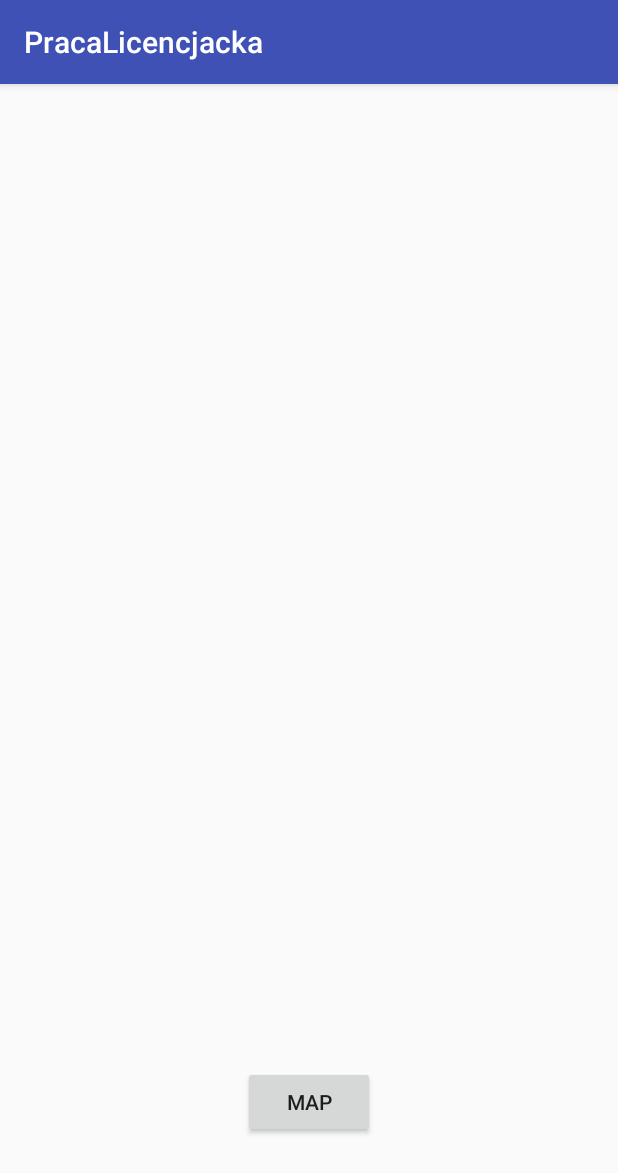
After one commit to misiom94/PracaLicencjacka, an Android app: the MarkerActivity screen opened directly, with no data from a screen before it, on a phone screen of 412 x 824 dp. The commit adds this screen. Shown: the top 1173 px of the screen. Run offline under Robolectric (Android 15) with nearby library versions, the phone set to English and light mode, and no system bars.

Commit message:
map+marker

```diff
--- a/PracaLicencjacka/app/build.gradle
+++ b/PracaLicencjacka/app/build.gradle
@@ -24,11 +24,11 @@ dependencies {
     androidTestCompile('com.android.support.test.espresso:espresso-core:2.2.2', {
         exclude group: 'com.android.support', module: 'support-annotations'
     })
+
     compile 'com.android.support:appcompat-v7:25.2.0'
     compile 'com.android.support.constraint:constraint-layout:1.0.2'
     compile 'com.google.android.gms:play-services-maps:10.2.0'
     compile 'com.google.android.gms:play-services-places:10.2.0'
     compile 'com.google.android.gms:play-services-location:10.2.0'
-
     testCompile 'junit:junit:4.12'
 }
--- a/PracaLicencjacka/app/src/debug/res/values/google_maps_api.xml
+++ b/PracaLicencjacka/app/src/debug/res/values/google_maps_api.xml
@@ -21,5 +21,5 @@
     Once you have your key (it starts with "AIza"), replace the "google_maps_key"
     string in this file.
     -->
-    <string name="google_maps_key" templateMergeStrategy="preserve" translatable="false">AIzaSyClm-UyWdNRb2IVyfccpM233yY5cVY0DCU</string>
+    <string name="google_maps_key" templateMergeStrategy="preserve" translatable="false">AIzaSyAjXKgcWodTEI2b4JNWkV_dM90ClkFENls</string>
 </resources>
--- a/PracaLicencjacka/app/src/main/AndroidManifest.xml
+++ b/PracaLicencjacka/app/src/main/AndroidManifest.xml
@@ -9,6 +9,7 @@
     -->
     <uses-permission android:name="android.permission.ACCESS_COARSE_LOCATION" />
     <uses-permission android:name="android.permission.ACCESS_FINE_LOCATION" />
+
     <uses-feature android:name="android.hardware.location.gps" />
 
     <uses-permission android:name="android.permission.INTERNET" />
@@ -37,11 +38,12 @@
         -->
         <meta-data
             android:name="com.google.android.geo.API_KEY"
-            android:value="AIzaSyClm-UyWdNRb2IVyfccpM233yY5cVY0DCU " />
+            android:value="AIzaSyAjXKgcWodTEI2b4JNWkV_dM90ClkFENls" />
 
         <activity
             android:name=".MapsActivity"
-            android:label="@string/title_activity_maps"></activity>
+            android:label="@string/title_activity_maps" />
+        <activity android:name=".MarkerActivity"></activity>
     </application>
 
 </manifest>
--- /dev/null
+++ b/PracaLicencjacka/app/src/main/java/com/example/michalmikla/pracalicencjacka/MarkerActivity.java
@@ -0,0 +1,23 @@
+package com.example.michalmikla.pracalicencjacka;
+
+import android.content.Intent;
+import android.support.v7.app.AppCompatActivity;
+import android.os.Bundle;
+import android.view.View;
+
+public class MarkerActivity extends AppCompatActivity {
+
+    @Override
+    protected void onCreate(Bundle savedInstanceState) {
+        super.onCreate(savedInstanceState);
+        setContentView(R.layout.activity_marker);
+
+    }
+
+    public void backToMap(View view){
+        Intent intent = new Intent(this, MapsActivity.class);
+        startActivity(intent);
+        finish();
+    }
+
+}
--- /dev/null
+++ b/PracaLicencjacka/app/src/main/res/layout/activity_marker.xml
@@ -0,0 +1,22 @@
+<?xml version="1.0" encoding="utf-8"?>
+<android.support.constraint.ConstraintLayout xmlns:android="http://schemas.android.com/apk/res/android"
+    xmlns:app="http://schemas.android.com/apk/res-auto"
+    xmlns:tools="http://schemas.android.com/tools"
+    android:layout_width="match_parent"
+    android:layout_height="match_parent"
+    tools:context="com.example.michalmikla.pracalicencjacka.MarkerActivity">
+
+    <Button
+        android:id="@+id/buttonBack"
+        android:layout_width="wrap_content"
+        android:layout_height="wrap_content"
+        android:layout_marginBottom="8dp"
+        android:layout_marginTop="8dp"
+        android:onClick="goToMapActivity"
+        android:text="MAP"
+        app:layout_constraintBottom_toBottomOf="parent"
+        app:layout_constraintLeft_toLeftOf="parent"
+        app:layout_constraintRight_toRightOf="parent"
+        app:layout_constraintTop_toTopOf="parent"
+        app:layout_constraintVertical_bias="0.919" />
+</android.support.constraint.ConstraintLayout>
```
Also changed, not shown: PracaLicencjacka/app/src/main/java/com/example/michalmikla/pracalicencjacka/MapsActivity.java (+49 -19 lines), PracaLicencjacka/app/src/main/res/layout/activity_maps.xml (+15 -16 lines).
